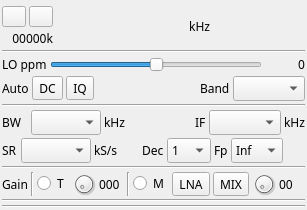
Qt form plugins/samplesource/sdrplay/sdrplaygui.ui (f4exb/sdrangel) before a commit.
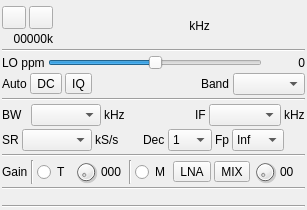
The same form after that commit. Icons and pictures are not drawn. Custom widgets are drawn as their Qt base class.

Commit message: Sample source plugins: use liberation font

```diff
--- a/plugins/samplesource/sdrplay/sdrplaygui.ui
+++ b/plugins/samplesource/sdrplay/sdrplaygui.ui
@@ -24,7 +24,7 @@
   </property>
   <property name="font">
    <font>
-    <family>Sans Serif</family>
+    <family>Liberation Sans</family>
     <pointsize>9</pointsize>
    </font>
   </property>
```
Left out of the diff: 2 changed lines with no effect on the pictures. The commit also changes 15 other files.
